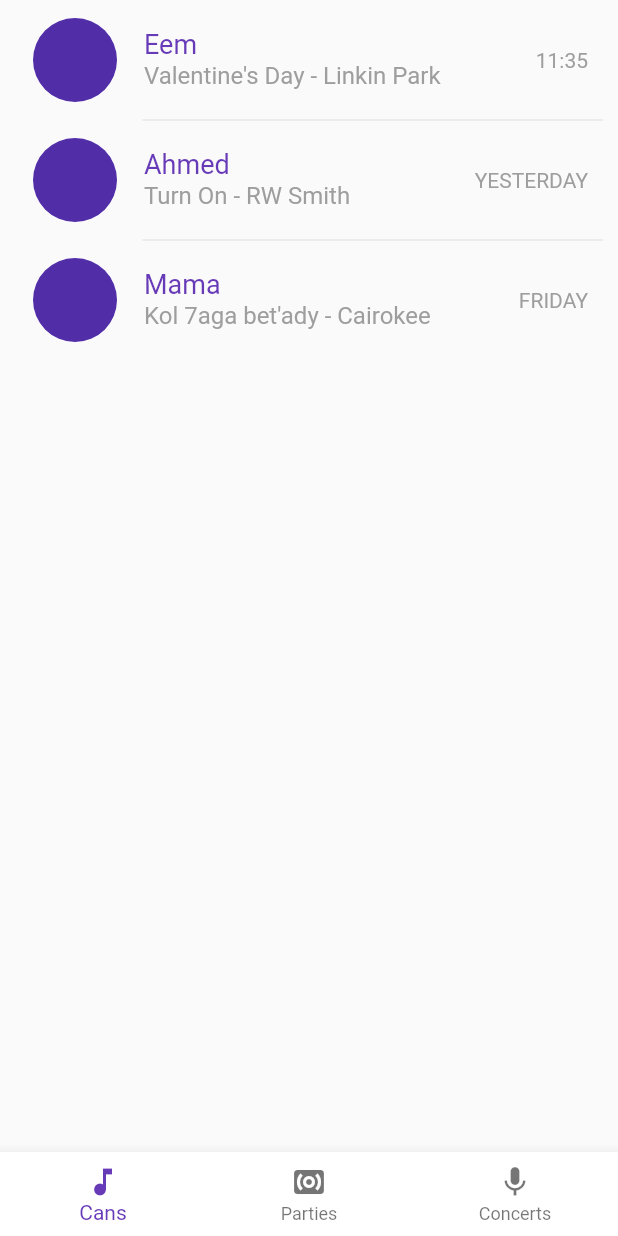
After one commit to RowenaRavenclawWithExtraClaws/TincanApp, a Flutter app: the HomePage screen opened directly, on a phone screen of 412 x 824 dp. The commit adds this screen. Run offline on Flutter 3.47's test engine with Material 2 defaults, Android fonts, the phone set to English and light mode, and no system bars; our stand-ins replace pin_code_fields.

Commit message:
design home page

```diff
--- /dev/null
+++ b/lib/src/models/chatSummaryModel.dart
@@ -0,0 +1,8 @@
+class ChatSummaryViewModel {
+  final String avatar;
+  final String name;
+  final String track;
+  final String time;
+
+  ChatSummaryViewModel({this.avatar, this.name, this.track, this.time});
+}
--- /dev/null
+++ b/lib/src/pages/tincanChatSummaryView.dart
@@ -0,0 +1,47 @@
+import 'package:flutter/material.dart';
+import 'package:ui/src/models/chatSummaryModel.dart';
+
+class ChatSummaryView extends StatelessWidget {
+  final Color textUnreadDeepPurpleColor = Colors.deepPurple;
+
+  final ChatSummaryViewModel chatSummaryViewModel;
+
+  ChatSummaryView(this.chatSummaryViewModel);
+
+  @override
+  Widget build(BuildContext context) {
+    return Padding(
+      padding: const EdgeInsets.all(4.0),
+      child: ListTile(
+        leading: CircleAvatar(
+          radius: 30.0,
+        ),
+        title: Text(
+          chatSummaryViewModel.name,
+          style: TextStyle(
+            fontSize: 18.0,
+            color: Colors.deepPurple,
+          ),
+        ),
+        subtitle: Text(
+          chatSummaryViewModel.track,
+          overflow: TextOverflow.ellipsis,
+          style: TextStyle(
+            fontSize: 16.0,
+            color: Colors.grey,
+          ),
+        ),
+        trailing: buildTextTime(),
+      ),
+    );
+  }
+
+  Widget buildTextTime() {
+    return Text(
+      chatSummaryViewModel.time,
+      style: TextStyle(
+        color: Colors.grey,
+      ),
+    );
+  }
+}
--- /dev/null
+++ b/lib/src/pages/tincanHomePage.dart
@@ -0,0 +1,114 @@
+import 'package:flutter/material.dart';
+import 'package:ui/src/models/chatSummaryModel.dart';
+import 'package:ui/src/pages/tincanChatSummaryView.dart';
+import 'package:ui/src/resources/chatSummaryResource.dart';
+
+class TincanHomePage extends StatelessWidget {
+  @override
+  Widget build(BuildContext context) {
+    return MaterialApp(
+      title: 'Tincan',
+      theme: ThemeData(
+        accentColor: Colors.deepPurple,
+        buttonColor: Colors.deepPurple,
+        primarySwatch: Colors.deepPurple,
+        dividerColor: Colors.deepPurple,
+      ),
+      home: Scaffold(
+        appBar: AppBar(
+          backgroundColor: Colors.white,
+          title: Text(
+            'Tincan',
+            style: TextStyle(
+              fontSize: 25.0,
+              color: Colors.deepPurple,
+            ),
+          ),
+          actions: <Widget>[
+            IconButton(
+              icon: Icon(Icons.search),
+              color: Colors.deepPurple,
+              onPressed: () => {},
+            ),
+            PopupMenuButton(
+              icon: Icon(
+                Icons.menu,
+                color: Colors.deepPurple,
+              ),
+              itemBuilder: (context) {
+                List<PopupMenuEntry> l = new List<PopupMenuEntry>();
+                return l;
+              },
+            ),
+          ],
+        ),
+        body: HomePage(),
+      ),
+    );
+  }
+}
+
+class HomePage extends StatefulWidget {
+  @override
+  _HomePageState createState() => _HomePageState();
+}
+
+class _HomePageState extends State<HomePage> {
+  final List<ChatSummaryViewModel> chatSummaryViewModel =
+      Chats().chatSummaryViewModels;
+
+  int selectedIndx = 0;
+
+  void onItemTapped(int indx) {
+    setState(() {
+      selectedIndx = indx;
+    });
+  }
+
+  @override
+  Widget build(BuildContext context) {
+    return Scaffold(
+      bottomNavigationBar: BottomNavigationBar(
+        items: <BottomNavigationBarItem>[
+          BottomNavigationBarItem(
+            icon: Icon(Icons.music_note),
+            title: Text('Cans'),
+          ),
+          BottomNavigationBarItem(
+            icon: Icon(Icons.surround_sound),
+            title: Text('Parties'),
+          ),
+          BottomNavigationBarItem(
+            icon: Icon(Icons.mic),
+            title: Text('Concerts'),
+          ),
+        ],
+        backgroundColor: Colors.white,
+        selectedItemColor: Colors.deepPurple,
+        currentIndex: selectedIndx,
+        onTap: onItemTapped,
+      ),
+      body: buildChatList(),
+    );
+  }
+
+  Widget buildChatList() {
+    return SafeArea(
+      child: ListView.separated(
+        itemCount: chatSummaryViewModel.length,
+        separatorBuilder: (BuildContext context, int index) => buildDivider(),
+        itemBuilder: (BuildContext context, int index) {
+          return ChatSummaryView(chatSummaryViewModel[index]);
+        },
+      ),
+    );
+  }
+
+  Widget buildDivider() {
+    return Divider(
+      height: 0.0,
+      indent: 95.0,
+      endIndent: 10.0,
+    );
+  }
+}
--- /dev/null
+++ b/lib/src/resources/chatSummaryResource.dart
@@ -0,0 +1,27 @@
+import 'package:ui/src/models/chatSummaryModel.dart';
+
+class Chats {
+  final List<ChatSummaryViewModel> chatSummaryViewModels = [
+    ChatSummaryViewModel(
+      avatar:
+          'https://www.centennialanimalhospital.com/wp-content/uploads/sites/45/2018/01/dogsmile.jpg',
+      name: 'Eem',
+      track: "Valentine's Day - Linkin Park",
+      time: '11:35',
+    ),
+    ChatSummaryViewModel(
+      avatar:
+          'https://images-production.freetls.fastly.net/uploads/posts/teaser_image/171208/cats-with-flat-faces.jpg',
+      name: 'Ahmed',
+      track: 'Turn On - RW Smith',
+      time: 'YESTERDAY',
+    ),
+    ChatSummaryViewModel(
+      avatar:
+          'https://images-na.ssl-images-amazon.com/images/I/51JJGcU6xGL._SL1000_.jpg',
+      name: 'Mama',
+      track: "Kol 7aga bet'ady - Cairokee",
+      time: 'FRIDAY',
+    ),
+  ];
+}
```
Also changed, not shown: lib/src/pages/tincanSetupPage.dart (+7 -4 lines).
